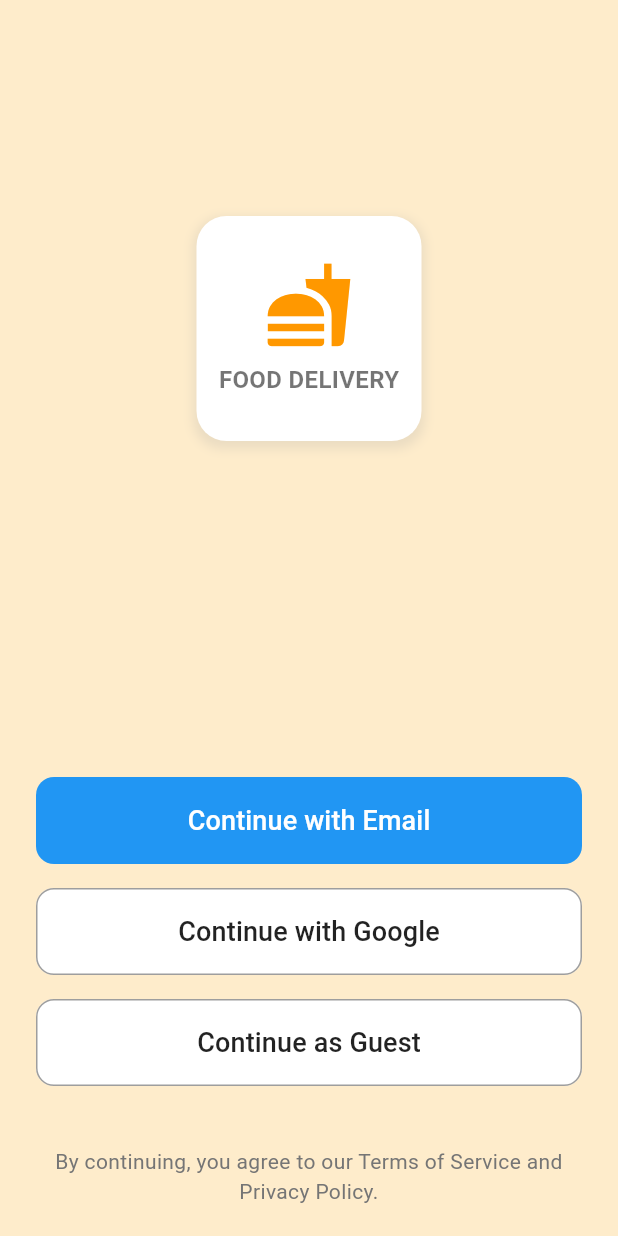
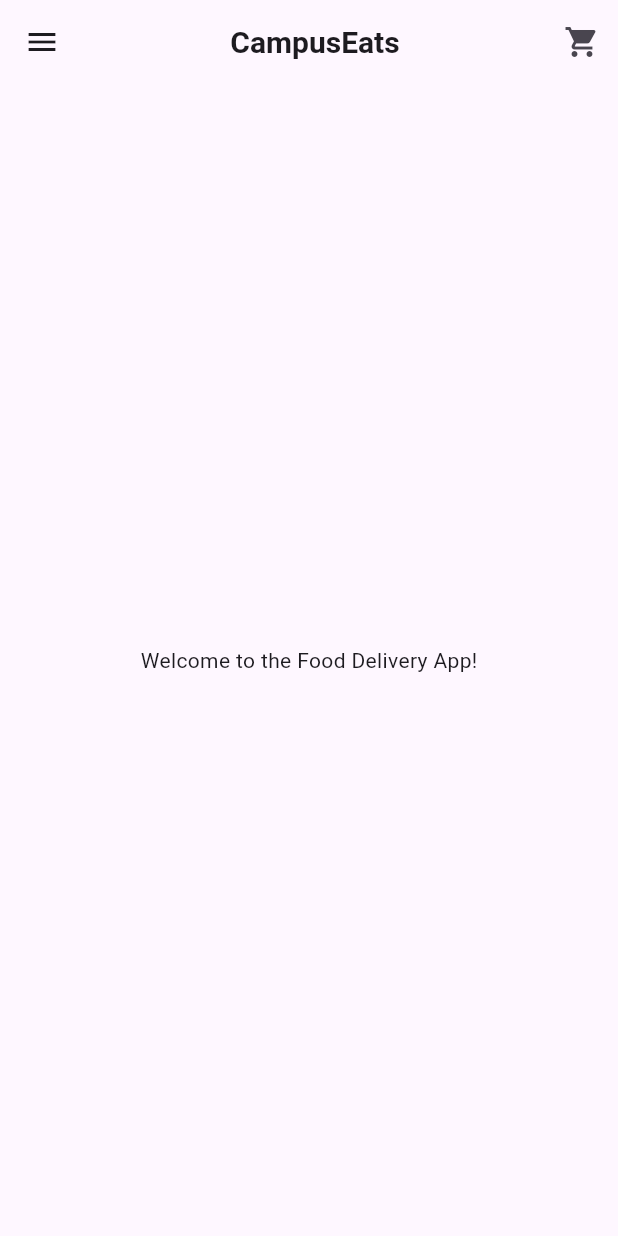
Before and after one commit to enockarthur298/food-delivery-app, a Flutter app: the screen it shows after launch, after a tap on "Continue with Email", on a phone screen of 412 x 824 dp. Run offline on Flutter 3.47's test engine with Material 3 defaults, Android fonts, the phone set to English and light mode, and no system bars.

Commit message:
added homescreen

```diff
--- /dev/null
+++ b/food_delivery_app/lib/home_screen.dart
@@ -0,0 +1,35 @@
+import 'package:flutter/material.dart';
+
+class HomeScreen extends StatelessWidget {
+  const HomeScreen({super.key});
+
+  @override
+  Widget build(BuildContext context) {
+    return Scaffold(
+      appBar: AppBar(
+        leading: IconButton(
+          icon: const Icon(Icons.menu),
+          onPressed: () {},
+        ),
+        title: const Center(
+          child: Text(
+            'CampusEats',
+            style: TextStyle(
+              fontWeight: FontWeight.bold,
+              fontSize: 20,
+            ),
+          ),
+        ),
+        actions: [
+          IconButton(
+            icon: const Icon(Icons.shopping_cart),
+            onPressed: () {},
+          ),
+        ],
+      ),
+      body: const Center(
+        child: Text('Welcome to the Food Delivery App!'),
+      ),
+    );
+  }
+}
--- a/food_delivery_app/lib/main.dart
+++ b/food_delivery_app/lib/main.dart
@@ -1,4 +1,5 @@
 import 'package:flutter/material.dart';
+import 'package:food_delivery_app/home_screen.dart';
 
 void main() {
   runApp(const MyApp());
@@ -91,7 +92,7 @@ class LoginScreen extends StatelessWidget {
                     elevation: 0,
                   ),
                   onPressed: () {
-                    // Handle continue with email
+                    Navigator.push(context, MaterialPageRoute(builder: (context) => const HomeScreen()));
                   },
                   child: const Text(
                     'Continue with Email',
@@ -116,7 +117,7 @@ class LoginScreen extends StatelessWidget {
                     elevation: 0,
                   ),
                   onPressed: () {
-                    // Handle continue with Google
+                    Navigator.push(context, MaterialPageRoute(builder: (context) => const HomeScreen()));
                   },
                   child: const Text(
                     'Continue with Google',
@@ -141,7 +142,7 @@ class LoginScreen extends StatelessWidget {
                     elevation: 0,
                   ),
                   onPressed: () {
-                    // Handle continue as guest
+                    Navigator.push(context, MaterialPageRoute(builder: (context) => const HomeScreen()));
                   },
                   child: const Text(
                     'Continue as Guest',
```
